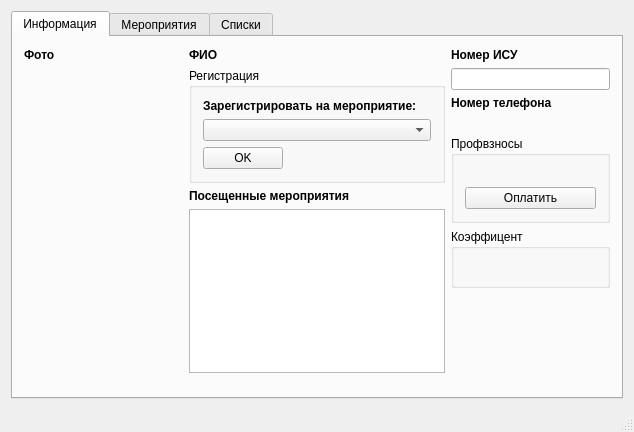
egornevezhin/profcom_cards, file profcom_cards/profkom.ui: the form before one commit.
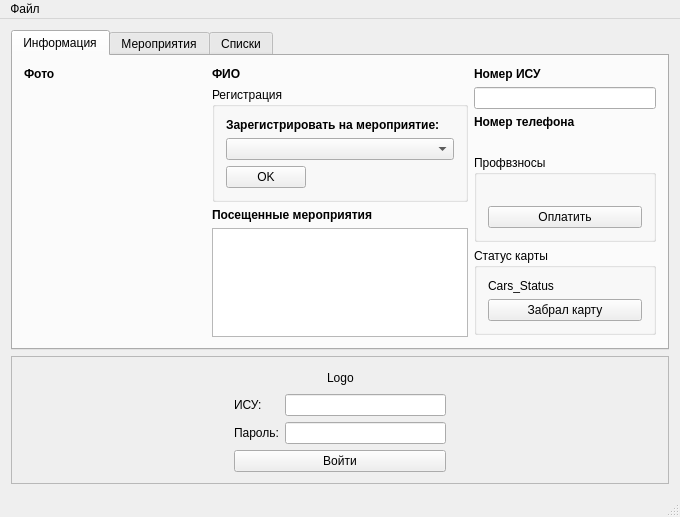
The form after the commit.

Commit message: Статус карты + сервер Копытя + авторизация

```diff
--- a/profcom_cards/profkom.ui
+++ b/profcom_cards/profkom.ui
@@ -9,15 +9,15 @@
    <rect>
     <x>0</x>
     <y>0</y>
-    <width>634</width>
-    <height>432</height>
+    <width>680</width>
+    <height>484</height>
    </rect>
   </property>
   <property name="windowTitle">
    <string>Profkom</string>
   </property>
   <widget class="QWidget" name="centralWidget">
-   <layout class="QVBoxLayout" name="verticalLayout">
+   <layout class="QVBoxLayout" name="verticalLayout_10">
     <item>
      <widget class="QTabWidget" name="tabWidget">
       <property name="toolTip">
@@ -260,13 +260,20 @@
           <item>
            <widget class="QGroupBox" name="groupBox_3">
             <property name="title">
-             <string>Коэффицент</string>
+             <string>Статус карты</string>
             </property>
-            <layout class="QVBoxLayout" name="verticalLayout_8">
+            <layout class="QVBoxLayout" name="verticalLayout_9">
              <item>
-              <widget class="QLabel" name="rateLable">
+              <widget class="QLabel" name="labelStatusCard">
                <property name="text">
-                <string/>
+                <string>Cars_Status</string>
+               </property>
+              </widget>
+             </item>
+             <item>
+              <widget class="QPushButton" name="pushButtonStatusCard">
+               <property name="text">
+                <string>Забрал карту</string>
                </property>
               </widget>
              </item>
@@ -490,6 +497,150 @@
       </widget>
      </widget>
     </item>
+    <item>
+     <widget class="QFrame" name="frame">
+      <property name="frameShape">
+       <enum>QFrame::StyledPanel</enum>
+      </property>
+      <property name="frameShadow">
+       <enum>QFrame::Raised</enum>
+      </property>
+      <layout class="QVBoxLayout" name="verticalLayout_8">
+       <item>
+        <layout class="QHBoxLayout" name="horizontalLayout_6">
+         <item>
+          <spacer name="horizontalSpacer_4">
+           <property name="orientation">
+            <enum>Qt::Horizontal</enum>
+           </property>
+           <property name="sizeHint" stdset="0">
+            <size>
+             <width>40</width>
+             <height>20</height>
+            </size>
+           </property>
+          </spacer>
+         </item>
+         <item>
+          <widget class="QLabel" name="profcomLogoLabel">
+           <property name="text">
+            <string>Logo</string>
+           </property>
+          </widget>
+         </item>
+         <item>
+          <spacer name="horizontalSpacer_5">
+           <property name="orientation">
+            <enum>Qt::Horizontal</enum>
+           </property>
+           <property name="sizeHint" stdset="0">
+            <size>
+             <width>40</width>
+             <height>20</height>
+            </size>
+           </property>
+          </spacer>
+         </item>
+        </layout>
+       </item>
+       <item>
+        <spacer name="verticalSpacer_4">
+         <property name="orientation">
+          <enum>Qt::Vertical</enum>
+         </property>
+         <property name="sizeHint" stdset="0">
+          <size>
+           <width>20</width>
+           <height>0</height>
+          </size>
+         </property>
+        </spacer>
+       </item>
+       <item>
+        <layout class="QHBoxLayout" name="horizontalLayout_7">
+         <item>
+          <spacer name="horizontalSpacer_6">
+           <property name="orientation">
+            <enum>Qt::Horizontal</enum>
+           </property>
+           <property name="sizeHint" stdset="0">
+            <size>
+             <width>40</width>
+             <height>20</height>
+            </size>
+           </property>
+          </spacer>
+         </item>
+         <item>
+          <layout class="QVBoxLayout" name="verticalLayout">
+           <item>
+            <layout class="QFormLayout" name="formLayout">
+             <item row="0" column="0">
+              <widget class="QLabel" name="labelNameUser">
+               <property name="text">
+                <string>ИСУ:</string>
+               </property>
+              </widget>
+             </item>
+             <item row="0" column="1">
+              <widget class="QLineEdit" name="lineEditNameUser"/>
+             </item>
+             <item row="1" column="0">
+              <widget class="QLabel" name="LabelPassworUser">
+               <property name="text">
+                <string>Пароль:</string>
+               </property>
+              </widget>
+             </item>
+             <item row="1" column="1">
+              <widget class="QLineEdit" name="lineEditPassworUser">
+               <property name="echoMode">
+                <enum>QLineEdit::Password</enum>
+               </property>
+              </widget>
+             </item>
+            </layout>
+           </item>
+           <item>
+            <widget class="QPushButton" name="pushButtonUserIn">
+             <property name="text">
+              <string>Войти</string>
+             </property>
+            </widget>
+           </item>
+          </layout>
+         </item>
+         <item>
+          <spacer name="horizontalSpacer_7">
+           <property name="orientation">
+            <enum>Qt::Horizontal</enum>
+           </property>
+           <property name="sizeHint" stdset="0">
+            <size>
+             <width>40</width>
+             <height>20</height>
+            </size>
+           </property>
+          </spacer>
+         </item>
+        </layout>
+       </item>
+       <item>
+        <spacer name="verticalSpacer_5">
+         <property name="orientation">
+          <enum>Qt::Vertical</enum>
+         </property>
+         <property name="sizeHint" stdset="0">
+          <size>
+           <width>20</width>
+           <height>0</height>
+          </size>
+         </property>
+        </spacer>
+       </item>
+      </layout>
+     </widget>
+    </item>
    </layout>
   </widget>
   <widget class="QMenuBar" name="menuBar">
@@ -497,10 +648,19 @@
     <rect>
      <x>0</x>
      <y>0</y>
-     <width>634</width>
+     <width>680</width>
      <height>21</height>
     </rect>
    </property>
+   <widget class="QMenu" name="menu">
+    <property name="title">
+     <string>Файл</string>
+    </property>
+    <addaction name="action_3"/>
+    <addaction name="separator"/>
+    <addaction name="action_2"/>
+   </widget>
+   <addaction name="menu"/>
   </widget>
   <widget class="QStatusBar" name="statusBar"/>
  </widget>
```
Left out of the diff: 10 changed lines with no effect on the pictures. The commit also changes 20 other files.
